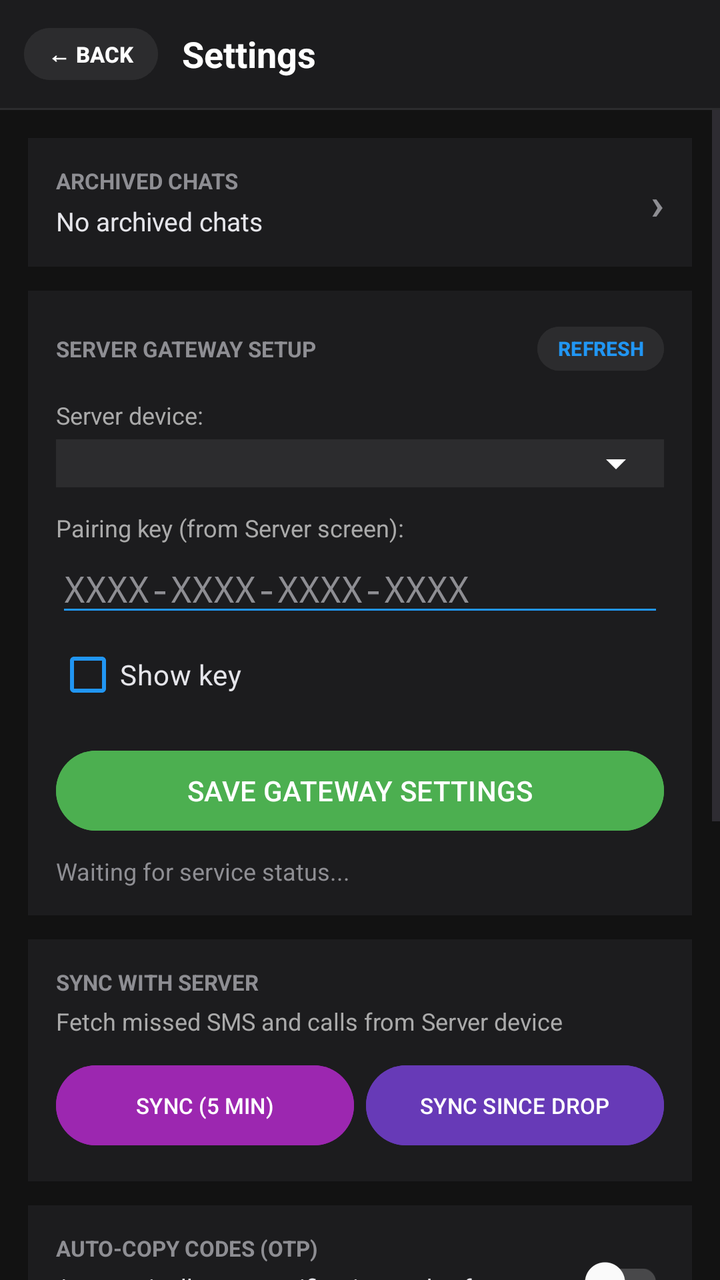
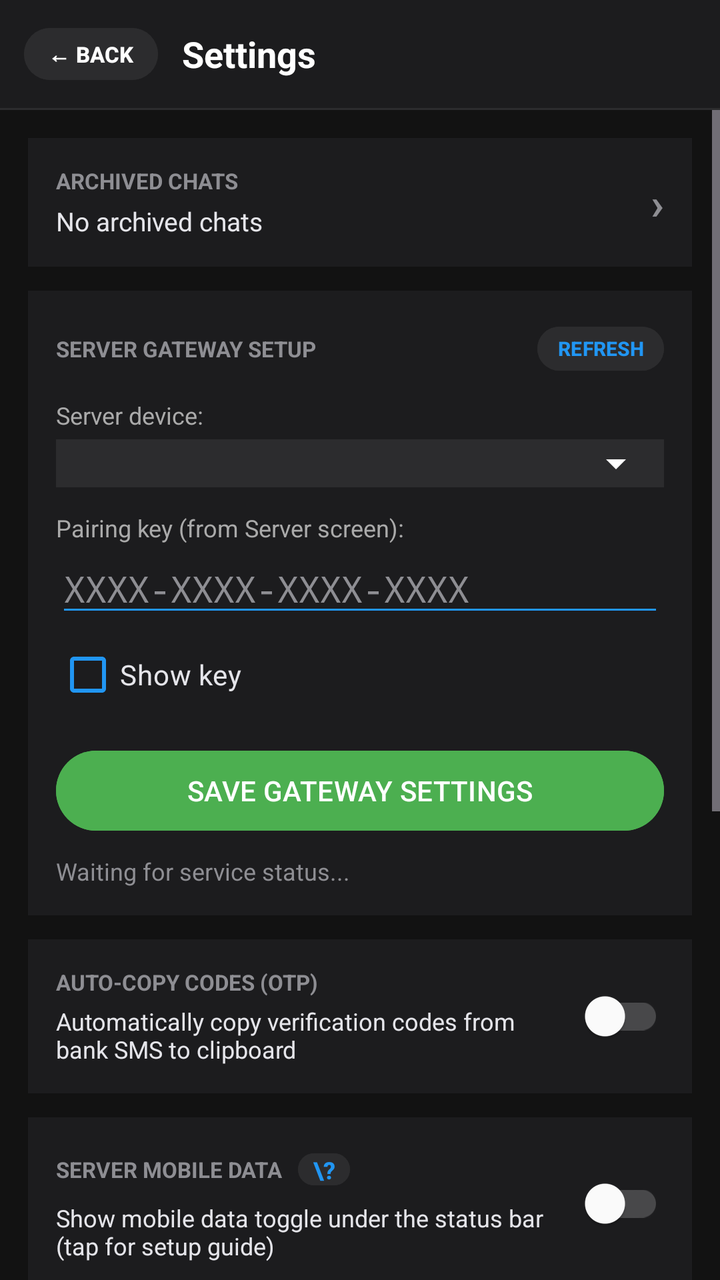

Screens rendered from an Android XML layout before and after an edit, with the pre-edit source and the edit as a unified diff.
<!-- AndroidManifest.xml: application theme Theme.BTRouterClient -->
<!-- res/layout/activity_settings.xml -->
<?xml version="1.0" encoding="utf-8"?>
<LinearLayout xmlns:android="http://schemas.android.com/apk/res/android"
    xmlns:app="http://schemas.android.com/apk/res-auto"
    android:id="@+id/settingsRoot"
    android:layout_width="match_parent"
    android:layout_height="match_parent"
    android:background="#121212"
    android:orientation="vertical">

    
    <LinearLayout
        android:layout_width="match_parent"
        android:layout_height="wrap_content"
        android:background="#1C1C1E"
        android:gravity="center_vertical"
        android:orientation="horizontal"
        android:paddingHorizontal="12dp"
        android:paddingVertical="10dp">

        <Button
            android:id="@+id/btnBack"
            android:layout_width="wrap_content"
            android:layout_height="34dp"
            android:backgroundTint="#2C2C2E"
            android:minWidth="0dp"
            android:minHeight="0dp"
            android:paddingHorizontal="12dp"
            android:paddingVertical="0dp"
            android:text="@string/btn_back"
            android:textColor="#FFFFFF"
            android:textSize="11sp"
            android:textStyle="bold" />

        <TextView
            android:layout_width="0dp"
            android:layout_height="wrap_content"
            android:layout_marginStart="12dp"
            android:layout_weight="1"
            android:text="@string/settings_title"
            android:textColor="#FFFFFF"
            android:textSize="18sp"
            android:textStyle="bold" />
    </LinearLayout>

    <View
        android:layout_width="match_parent"
        android:layout_height="1dp"
        android:background="#2C2C2E" />

    <ScrollView
        android:id="@+id/settingsScrollView"
        android:layout_width="match_parent"
        android:layout_height="0dp"
        android:layout_weight="1"
        android:clipToPadding="false"
        android:fillViewport="true">

        <LinearLayout
            android:layout_width="match_parent"
            android:layout_height="wrap_content"
            android:orientation="vertical"
            android:padding="14dp">

            
            <LinearLayout
                android:id="@+id/layoutArchivedChatsCard"
                android:layout_width="match_parent"
                android:layout_height="wrap_content"
                android:layout_marginBottom="12dp"
                android:background="#1C1C1E"
                android:clickable="true"
                android:focusable="true"
                android:gravity="center_vertical"
                android:orientation="horizontal"
                android:padding="14dp">

                <LinearLayout
                    android:layout_width="0dp"
                    android:layout_height="wrap_content"
                    android:layout_marginEnd="12dp"
                    android:layout_weight="1"
                    android:orientation="vertical">

                    <TextView
                        android:layout_width="wrap_content"
                        android:layout_height="wrap_content"
                        android:text="@string/settings_archive_title"
                        android:textColor="#8E8E93"
                        android:textSize="11sp"
                        android:textStyle="bold" />

                    <TextView
                        android:id="@+id/tvArchivedChatsSummary"
                        android:layout_width="wrap_content"
                        android:layout_height="wrap_content"
                        android:layout_marginTop="4dp"
                        android:text="@string/settings_archive_empty"
                        android:textColor="#E5E5EA"
                        android:textSize="13sp" />
                </LinearLayout>

                <TextView
                    android:layout_width="wrap_content"
                    android:layout_height="wrap_content"
                    android:text="›"
                    android:textColor="#8E8E93"
                    android:textSize="22sp"
                    android:textStyle="bold" />
            </LinearLayout>

            
            <LinearLayout
                android:layout_width="match_parent"
                android:layout_height="wrap_content"
                android:layout_marginBottom="12dp"
                android:background="#1C1C1E"
                android:orientation="vertical"
                android:padding="14dp">

                <LinearLayout
                    android:layout_width="match_parent"
                    android:layout_height="wrap_content"
                    android:gravity="center_vertical"
                    android:orientation="horizontal">

                    <TextView
                        android:layout_width="0dp"
                        android:layout_height="wrap_content"
                        android:layout_weight="1"
                        android:text="@string/settings_gateway_title"
                        android:textColor="#8E8E93"
                        android:textSize="11sp"
                        android:textStyle="bold" />

                    <Button
                        android:id="@+id/btnRefreshDevices"
                        android:layout_width="wrap_content"
                        android:layout_height="30dp"
                        android:backgroundTint="#2C2C2E"
                        android:minWidth="0dp"
                        android:minHeight="0dp"
                        android:paddingHorizontal="10dp"
                        android:paddingVertical="0dp"
                        android:text="@string/btn_refresh"
                        android:textColor="#2196F3"
                        android:textSize="10sp"
                        android:textStyle="bold" />
                </LinearLayout>

                <TextView
                    android:id="@+id/tvDevicesNotice"
                    android:layout_width="match_parent"
                    android:layout_height="wrap_content"
                    android:layout_marginTop="8dp"
                    android:textColor="#FF8A80"
                    android:textSize="12sp"
                    android:visibility="gone" />

                <Button
                    android:id="@+id/btnBluetoothAction"
                    android:layout_width="match_parent"
                    android:layout_height="wrap_content"
                    android:layout_marginTop="8dp"
                    android:backgroundTint="#2C2C2E"
                    android:textColor="#FFFFFF"
                    android:visibility="gone" />

                <TextView
                    android:layout_width="wrap_content"
                    android:layout_height="wrap_content"
                    android:layout_marginTop="10dp"
                    android:text="@string/settings_server_device_label"
                    android:textColor="#AAAAAA"
                    android:textSize="12sp" />

                <LinearLayout
                    android:layout_width="match_parent"
                    android:layout_height="wrap_content"
                    android:layout_marginTop="4dp"
                    android:background="#2C2C2E"
                    android:orientation="vertical">

                    <Spinner
                        android:id="@+id/spinnerServerDevice"
                        android:layout_width="match_parent"
                        android:layout_height="wrap_content"
                        android:backgroundTint="#FFFFFF"
                        android:popupBackground="#2C2C2E" />
                </LinearLayout>

                <TextView
                    android:layout_width="wrap_content"
                    android:layout_height="wrap_content"
                    android:layout_marginTop="12dp"
                    android:text="@string/settings_pairing_key_label"
                    android:textColor="#AAAAAA"
                    android:textSize="12sp" />

                <EditText
                    android:id="@+id/etPairingSecret"
                    android:layout_width="match_parent"
                    android:layout_height="wrap_content"
                    android:backgroundTint="#2196F3"
                    android:fontFamily="monospace"
                    android:hint="XXXX-XXXX-XXXX-XXXX"
                    android:inputType="textPassword"
                    android:maxLines="1"
                    android:singleLine="true"
                    android:textColor="#FFFFFF"
                    android:textColorHint="#8E8E93" />

                <CheckBox
                    android:id="@+id/cbShowSecret"
                    android:layout_width="wrap_content"
                    android:layout_height="wrap_content"
                    android:text="@string/settings_show_key"
                    android:textColor="#E5E5EA"
                    app:buttonTint="#2196F3" />

                <Button
                    android:id="@+id/btnSaveGateway"
                    android:layout_width="match_parent"
                    android:layout_height="wrap_content"
                    android:layout_marginTop="10dp"
                    android:backgroundTint="#4CAF50"
                    android:text="@string/settings_save_gateway"
                    android:textColor="#FFFFFF" />

                <TextView
                    android:id="@+id/tvGatewayStatus"
                    android:layout_width="match_parent"
                    android:layout_height="wrap_content"
                    android:layout_marginTop="8dp"
                    android:text="@string/settings_waiting_service"
                    android:textColor="#8E8E93"
                    android:textSize="12sp" />
            </LinearLayout>

            
            <LinearLayout
                android:layout_width="match_parent"
                android:layout_height="wrap_content"
                android:layout_marginBottom="12dp"
                android:background="#1C1C1E"
                android:orientation="vertical"
                android:padding="14dp">

                <TextView
                    android:layout_width="wrap_content"
                    android:layout_height="wrap_content"
                    android:text="@string/settings_sync_title"
                    android:textColor="#8E8E93"
                    android:textSize="11sp"
                    android:textStyle="bold" />

                <TextView
                    android:layout_width="match_parent"
                    android:layout_height="wrap_content"
                    android:layout_marginTop="4dp"
                    android:layout_marginBottom="10dp"
                    android:text="@string/settings_sync_desc"
                    android:textColor="#AAAAAA"
                    android:textSize="12sp" />

                <LinearLayout
                    android:layout_width="match_parent"
                    android:layout_height="wrap_content"
                    android:orientation="horizontal"
                    android:weightSum="2">

                    <Button
                        android:id="@+id/btnSyncSms"
                        android:layout_width="0dp"
                        android:layout_height="wrap_content"
                        android:layout_marginEnd="6dp"
                        android:layout_weight="1"
                        android:backgroundTint="#9C27B0"
                        android:text="@string/btn_sync_5min"
                        android:textColor="#FFFFFF"
                        android:textSize="11sp" />

                    <Button
                        android:id="@+id/btnSyncDisconnect"
                        android:layout_width="0dp"
                        android:layout_height="wrap_content"
                        android:layout_weight="1"
                        android:backgroundTint="#673AB7"
                        android:text="@string/btn_sync_disconnect"
                        android:textColor="#FFFFFF"
                        android:textSize="11sp" />
                </LinearLayout>

                <TextView
                    android:id="@+id/tvSyncStatus"
                    android:layout_width="match_parent"
                    android:layout_height="wrap_content"
                    android:layout_marginTop="8dp"
                    android:textColor="#E5E5EA"
                    android:textSize="12sp"
                    android:visibility="gone" />
            </LinearLayout>

            
            <LinearLayout
                android:layout_width="match_parent"
                android:layout_height="wrap_content"
                android:layout_marginBottom="12dp"
                android:background="#1C1C1E"
                android:gravity="center_vertical"
                android:orientation="horizontal"
                android:padding="14dp">

                <LinearLayout
                    android:layout_width="0dp"
                    android:layout_height="wrap_content"
                    android:layout_marginEnd="12dp"
                    android:layout_weight="1"
                    android:orientation="vertical">

                    <TextView
                        android:layout_width="wrap_content"
                        android:layout_height="wrap_content"
                        android:text="@string/settings_otp_title"
                        android:textColor="#8E8E93"
                        android:textSize="11sp"
                        android:textStyle="bold" />

                    <TextView
                        android:layout_width="wrap_content"
                        android:layout_height="wrap_content"
                        android:layout_marginTop="4dp"
                        android:text="@string/settings_otp_desc"
                        android:textColor="#E5E5EA"
                        android:textSize="12sp" />
                </LinearLayout>

                <androidx.appcompat.widget.SwitchCompat
                    android:id="@+id/switchAutoCopyOtp"
                    android:layout_width="wrap_content"
                    android:layout_height="wrap_content"
                    app:thumbTint="#FFFFFF"
                    app:trackTint="@color/switch_track_tint" />
            </LinearLayout>

            
            <LinearLayout
                android:layout_width="match_parent"
                android:layout_height="wrap_content"
                android:layout_marginBottom="12dp"
                android:background="#1C1C1E"
                android:gravity="center_vertical"
                android:orientation="horizontal"
                android:padding="14dp">

                <LinearLayout
                    android:id="@+id/layoutMobileDataSettingInfo"
                    android:layout_width="0dp"
                    android:layout_height="wrap_content"
                    android:layout_marginEnd="12dp"
                    android:layout_weight="1"
                    android:clickable="true"
                    android:focusable="true"
                    android:orientation="vertical">

                    <LinearLayout
                        android:layout_width="wrap_content"
                        android:layout_height="wrap_content"
                        android:gravity="center_vertical"
                        android:orientation="horizontal">

                        <TextView
                            android:layout_width="wrap_content"
                            android:layout_height="wrap_content"
                            android:text="@string/settings_mobile_data_title"
                            android:textColor="#8E8E93"
                            android:textSize="11sp"
                            android:textStyle="bold" />

                        <Button
                            android:id="@+id/btnMobileDataHelp"
                            android:layout_width="26dp"
                            android:layout_height="24dp"
                            android:layout_marginStart="8dp"
                            android:backgroundTint="#2C2C2E"
                            android:contentDescription="@string/settings_mobile_data_help_cd"
                            android:minWidth="0dp"
                            android:minHeight="0dp"
                            android:padding="0dp"
                            android:text="\?"
                            android:textColor="#2196F3"
                            android:textSize="12sp"
                            android:textStyle="bold" />
                    </LinearLayout>

                    <TextView
                        android:layout_width="wrap_content"
                        android:layout_height="wrap_content"
                        android:layout_marginTop="4dp"
                        android:text="@string/settings_mobile_data_desc"
                        android:textColor="#E5E5EA"
                        android:textSize="12sp" />
                </LinearLayout>

                <androidx.appcompat.widget.SwitchCompat
                    android:id="@+id/switchShowMobileData"
                    android:layout_width="wrap_content"
                    android:layout_height="wrap_content"
                    app:thumbTint="#FFFFFF"
                    app:trackTint="@color/switch_track_tint" />
            </LinearLayout>

            
            <LinearLayout
                android:layout_width="match_parent"
                android:layout_height="wrap_content"
                android:layout_marginBottom="12dp"
                android:background="#1C1C1E"
                android:gravity="center_vertical"
                android:orientation="horizontal"
                android:padding="14dp">

                <LinearLayout
                    android:id="@+id/layoutHotspotSettingInfo"
                    android:layout_width="0dp"
                    android:layout_height="wrap_content"
                    android:layout_marginEnd="12dp"
                    android:layout_weight="1"
                    android:clickable="true"
                    android:focusable="true"
                    android:orientation="vertical">

                    <LinearLayout
                        android:layout_width="wrap_content"
                        android:layout_height="wrap_content"
                        android:gravity="center_vertical"
                        android:orientation="horizontal">

                        <TextView
                            android:layout_width="wrap_content"
                            android:layout_height="wrap_content"
                            android:text="@string/settings_hotspot_title"
                            android:textColor="#8E8E93"
                            android:textSize="11sp"
                            android:textStyle="bold" />

                        <Button
                            android:id="@+id/btnHotspotHelp"
                            android:layout_width="26dp"
                            android:layout_height="24dp"
                            android:layout_marginStart="8dp"
                            android:backgroundTint="#2C2C2E"
                            android:contentDescription="@string/settings_hotspot_help_cd"
                            android:minWidth="0dp"
                            android:minHeight="0dp"
                            android:padding="0dp"
                            android:text="\?"
                            android:textColor="#2196F3"
                            android:textSize="12sp"
                            android:textStyle="bold" />
                    </LinearLayout>

                    <TextView
                        android:layout_width="wrap_content"
                        android:layout_height="wrap_content"
                        android:layout_marginTop="4dp"
                        android:text="@string/settings_hotspot_desc"
                        android:textColor="#E5E5EA"
                        android:textSize="12sp" />
                </LinearLayout>

                <androidx.appcompat.widget.SwitchCompat
                    android:id="@+id/switchShowHotspot"
                    android:layout_width="wrap_content"
                    android:layout_height="wrap_content"
                    app:thumbTint="#FFFFFF"
                    app:trackTint="@color/switch_track_tint" />
            </LinearLayout>

            
            <LinearLayout
                android:layout_width="match_parent"
                android:layout_height="wrap_content"
                android:background="#1C1C1E"
                android:orientation="vertical"
                android:padding="14dp">

                <TextView
                    android:layout_width="wrap_content"
                    android:layout_height="wrap_content"
                    android:text="@string/settings_language_title"
                    android:textColor="#8E8E93"
                    android:textSize="11sp"
                    android:textStyle="bold" />

                <TextView
                    android:layout_width="match_parent"
                    android:layout_height="wrap_content"
                    android:layout_marginTop="4dp"
                    android:layout_marginBottom="10dp"
                    android:text="@string/settings_language_desc"
                    android:textColor="#AAAAAA"
                    android:textSize="12sp" />

                <LinearLayout
                    android:layout_width="match_parent"
                    android:layout_height="wrap_content"
                    android:background="#121212"
                    android:orientation="horizontal"
                    android:padding="3dp"
                    android:weightSum="2">

                    <Button
                        android:id="@+id/btnLangRu"
                        android:layout_width="0dp"
                        android:layout_height="36dp"
                        android:layout_marginEnd="3dp"
                        android:layout_weight="1"
                        android:backgroundTint="#2196F3"
                        android:minHeight="0dp"
                        android:paddingVertical="0dp"
                        android:text="@string/lang_russian"
                        android:textColor="#FFFFFF"
                        android:textSize="12sp"
                        android:textStyle="bold" />

                    <Button
                        android:id="@+id/btnLangEn"
                        android:layout_width="0dp"
                        android:layout_height="36dp"
                        android:layout_weight="1"
                        android:backgroundTint="#1C1C1E"
                        android:minHeight="0dp"
                        android:paddingVertical="0dp"
                        android:text="@string/lang_english"
                        android:textColor="#8E8E93"
                        android:textSize="12sp"
                        android:textStyle="bold" />
                </LinearLayout>
            </LinearLayout>

        </LinearLayout>
    </ScrollView>
</LinearLayout>
<!-- resources referenced by this layout -->
<resources>
  <string name="btn_back">← BACK</string>
  <string name="btn_refresh">REFRESH</string>
  <string name="btn_sync_5min">SYNC (5 MIN)</string>
  <string name="btn_sync_disconnect">SYNC SINCE DROP</string>
  <string name="lang_english" translatable="false">ENGLISH</string>
  <string name="lang_russian" translatable="false">РУССКИЙ</string>
  <string name="settings_archive_empty">No archived chats</string>
  <string name="settings_archive_title">ARCHIVED CHATS</string>
  <string name="settings_gateway_title">SERVER GATEWAY SETUP</string>
  <string name="settings_hotspot_desc">Show hotspot toggle under the status bar (tap for setup guide)</string>
  <string name="settings_hotspot_help_cd">Hotspot setup guide</string>
  <string name="settings_hotspot_title">SERVER HOTSPOT</string>
  <string name="settings_language_desc">Choose Client app language</string>
  <string name="settings_language_title">INTERFACE LANGUAGE</string>
  <string name="settings_mobile_data_desc">Show mobile data toggle under the status bar (tap for setup guide)</string>
  <string name="settings_mobile_data_help_cd">Mobile data setup guide</string>
  <string name="settings_mobile_data_title">SERVER MOBILE DATA</string>
  <string name="settings_otp_desc">Automatically copy verification codes from bank SMS to clipboard</string>
  <string name="settings_otp_title">AUTO-COPY CODES (OTP)</string>
  <string name="settings_pairing_key_label">Pairing key (from Server screen):</string>
  <string name="settings_save_gateway">SAVE GATEWAY SETTINGS</string>
  <string name="settings_server_device_label">Server device:</string>
  <string name="settings_show_key">Show key</string>
  <string name="settings_sync_desc">Fetch missed SMS and calls from Server device</string>
  <string name="settings_sync_title">SYNC WITH SERVER</string>
  <string name="settings_title">Settings</string>
  <string name="settings_waiting_service">Waiting for service status...</string>
  <style name="Theme.BTRouterClient" parent="Base.Theme.BTRouterClient" />
  <style name="Base.Theme.BTRouterClient" parent="Theme.Material3.DayNight.NoActionBar">
          
          
      </style>
</resources>

<!-- the commit's change to res/layout/activity_settings.xml (unified diff, before → after) -->
@@ -234,70 +234,6 @@
                     android:text="@string/settings_waiting_service"
                     android:textColor="#8E8E93"
                     android:textSize="12sp" />
-            </LinearLayout>
-
-            
-            <LinearLayout
-                android:layout_width="match_parent"
-                android:layout_height="wrap_content"
-                android:layout_marginBottom="12dp"
-                android:background="#1C1C1E"
-                android:orientation="vertical"
-                android:padding="14dp">
-
-                <TextView
-                    android:layout_width="wrap_content"
-                    android:layout_height="wrap_content"
-                    android:text="@string/settings_sync_title"
-                    android:textColor="#8E8E93"
-                    android:textSize="11sp"
-                    android:textStyle="bold" />
-
-                <TextView
-                    android:layout_width="match_parent"
-                    android:layout_height="wrap_content"
-                    android:layout_marginTop="4dp"
-                    android:layout_marginBottom="10dp"
-                    android:text="@string/settings_sync_desc"
-                    android:textColor="#AAAAAA"
-                    android:textSize="12sp" />
-
-                <LinearLayout
-                    android:layout_width="match_parent"
-                    android:layout_height="wrap_content"
-                    android:orientation="horizontal"
-                    android:weightSum="2">
-
-                    <Button
-                        android:id="@+id/btnSyncSms"
-                        android:layout_width="0dp"
-                        android:layout_height="wrap_content"
-                        android:layout_marginEnd="6dp"
-                        android:layout_weight="1"
-                        android:backgroundTint="#9C27B0"
-                        android:text="@string/btn_sync_5min"
-                        android:textColor="#FFFFFF"
-                        android:textSize="11sp" />
-
-                    <Button
-                        android:id="@+id/btnSyncDisconnect"
-                        android:layout_width="0dp"
-                        android:layout_height="wrap_content"
-                        android:layout_weight="1"
-                        android:backgroundTint="#673AB7"
-                        android:text="@string/btn_sync_disconnect"
-                        android:textColor="#FFFFFF"
-                        android:textSize="11sp" />
-                </LinearLayout>
-
-                <TextView
-                    android:id="@+id/tvSyncStatus"
-                    android:layout_width="match_parent"
-                    android:layout_height="wrap_content"
-                    android:layout_marginTop="8dp"
-                    android:textColor="#E5E5EA"
-                    android:textSize="12sp"
-                    android:visibility="gone" />
             </LinearLayout>
 
             
@@ -480,6 +416,7 @@
             <LinearLayout
                 android:layout_width="match_parent"
                 android:layout_height="wrap_content"
+                android:layout_marginBottom="12dp"
                 android:background="#1C1C1E"
                 android:orientation="vertical"
                 android:padding="14dp">
@@ -538,6 +475,69 @@
                 </LinearLayout>
             </LinearLayout>
 
+            
+            <LinearLayout
+                android:layout_width="match_parent"
+                android:layout_height="wrap_content"
+                android:background="#1C1C1E"
+                android:orientation="vertical"
+                android:padding="14dp">
+
+                <TextView
+                    android:layout_width="wrap_content"
+                    android:layout_height="wrap_content"
+                    android:text="@string/settings_sync_title"
+                    android:textColor="#8E8E93"
+                    android:textSize="11sp"
+                    android:textStyle="bold" />
+
+                <TextView
+                    android:layout_width="match_parent"
+                    android:layout_height="wrap_content"
+                    android:layout_marginTop="4dp"
+                    android:layout_marginBottom="10dp"
+                    android:text="@string/settings_sync_desc"
+                    android:textColor="#AAAAAA"
+                    android:textSize="12sp" />
+
+                <LinearLayout
+                    android:layout_width="match_parent"
+                    android:layout_height="wrap_content"
+                    android:orientation="horizontal"
+                    android:weightSum="2">
+
+                    <Button
+                        android:id="@+id/btnSyncSms"
+                        android:layout_width="0dp"
+                        android:layout_height="wrap_content"
+                        android:layout_marginEnd="6dp"
+                        android:layout_weight="1"
+                        android:backgroundTint="#2C2C2E"
+                        android:text="@string/btn_sync_5min"
+                        android:textColor="#E5E5EA"
+                        android:textSize="11sp" />
+
+                    <Button
+                        android:id="@+id/btnSyncDisconnect"
+                        android:layout_width="0dp"
+                        android:layout_height="wrap_content"
+                        android:layout_weight="1"
+                        android:backgroundTint="#2C2C2E"
+                        android:text="@string/btn_sync_disconnect"
+                        android:textColor="#E5E5EA"
+                        android:textSize="11sp" />
+                </LinearLayout>
+
+                <TextView
+                    android:id="@+id/tvSyncStatus"
+                    android:layout_width="match_parent"
+                    android:layout_height="wrap_content"
+                    android:layout_marginTop="8dp"
+                    android:textColor="#E5E5EA"
+                    android:textSize="12sp"
+                    android:visibility="gone" />
+            </LinearLayout>
+
         </LinearLayout>
     </ScrollView>
 </LinearLayout>
<!-- resource entries referenced after the edit -->
@@ -23,14 +23,14 @@
   <string name="settings_save_gateway">SAVE GATEWAY SETTINGS</string>
   <string name="settings_server_device_label">Server device:</string>
   <string name="settings_show_key">Show key</string>
-  <string name="settings_sync_desc">Fetch missed SMS and calls from Server device</string>
+  <string name="settings_sync_desc">Sync runs automatically after reconnect. Use the buttons below for manual sync.</string>
   <string name="settings_sync_title">SYNC WITH SERVER</string>
   <string name="settings_title">Settings</string>
   <string name="settings_waiting_service">Waiting for service status...</string>
   <style name="Theme.BTRouterClient" parent="Base.Theme.BTRouterClient" />
-  <style name="Base.Theme.BTRouterClient" parent="Theme.Material3.DayNight.NoActionBar">
-          
-          
+  <style name="Base.Theme.BTRouterClient" parent="Theme.Material3.Dark.NoActionBar">
+          <item name="android:windowLightStatusBar">false</item>
+          <item name="android:windowLightNavigationBar">false</item>
       </style>
 </resources>
 
